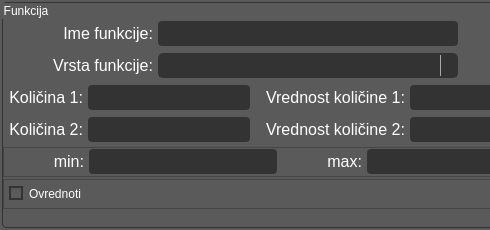
Qt form function_item.ui (pyMrak/DataProcessorGUI) before a commit; both pictures show x 0 to 490 and y 0 to 230 of the 747 by 230 pixel window.
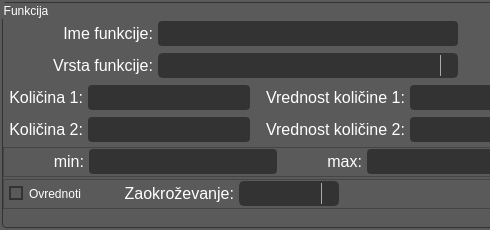
The same form after that commit. Icons and pictures are not drawn.

Commit message: Series function "newName" parameter implemented.

```diff
--- a/function_item.ui
+++ b/function_item.ui
@@ -1289,7 +1289,7 @@
            <widget class="QCheckBox" name="cb_evaluate">
             <property name="minimumSize">
              <size>
-              <width>80</width>
+              <width>100</width>
               <height>0</height>
              </size>
             </property>
@@ -1339,6 +1339,156 @@
             </property>
            </widget>
           </item>
+          <item>
+           <widget class="QLabel" name="lab_series_function_load">
+            <property name="minimumSize">
+             <size>
+              <width>120</width>
+              <height>20</height>
+             </size>
+            </property>
+            <property name="maximumSize">
+             <size>
+              <width>120</width>
+              <height>30</height>
+             </size>
+            </property>
+            <property name="font">
+             <font>
+              <family>Segoe UI</family>
+              <pointsize>16</pointsize>
+             </font>
+            </property>
+            <property name="styleSheet">
+             <string notr="true">color:rgb(255,255,255);</string>
+            </property>
+            <property name="text">
+             <string>&lt;html&gt;&lt;head/&gt;&lt;body&gt;&lt;p&gt;&lt;span style=&quot; font-size:12pt; color:#ffffff;&quot;&gt;Zaokroževanje:&lt;/span&gt;&lt;/p&gt;&lt;/body&gt;&lt;/html&gt;</string>
+            </property>
+            <property name="alignment">
+             <set>Qt::AlignRight|Qt::AlignTrailing|Qt::AlignVCenter</set>
+            </property>
+           </widget>
+          </item>
+          <item>
+           <widget class="QComboBox" name="combo_rounding_function">
+            <property name="minimumSize">
+             <size>
+              <width>100</width>
+              <height>25</height>
+             </size>
+            </property>
+            <property name="maximumSize">
+             <size>
+              <width>100</width>
+              <height>25</height>
+             </size>
+            </property>
+            <property name="font">
+             <font>
+              <family>Segoe UI</family>
+              <pointsize>10</pointsize>
+             </font>
+            </property>
+            <property name="styleSheet">
+             <string notr="true">QComboBox {
+	border: 2px solid rgb(51,51,51);
+	border-radius: 5px;	
+	color:rgb(255,255,255);
+	background-color: rgb(51,51,51);
+}
+
+QComboBox:hover {
+	border: 2px solid rgb(0,143,170);
+	border-radius: 5px;	
+	color:rgb(255,255,255);
+	background-color: rgb(0,143,170);
+}
+
+QComboBox:!editable, QComboBox::drop-down:editable {
+	background: rgb(51,51,51);
+}
+
+QComboBox:!editable:on, QComboBox::drop-down:editable:on {
+    background:rgb(51,51,51);
+}
+
+QComboBox:on { /* shift the text when the popup opens */
+    padding-top: 3px;
+    padding-left: 4px;
+}
+
+QComboBox::drop-down {
+    subcontrol-origin: padding;
+    subcontrol-position: top right;
+    width: 15px;
+
+    border-left-width: 1px;
+    border-left-color: darkgray;
+    border-left-style: solid; /* just a single line */
+    border-top-right-radius: 5px; /* same radius as the QComboBox */
+    border-bottom-right-radius: 5px;
+}
+
+QComboBox::down-arrow {
+    image: url(icons/1x/arrow.png);
+}
+
+QComboBox::down-arrow:on { /* shift the arrow when popup is open */
+    top: 1px;
+    left: 1px;
+}
+
+QComboBox::drop-down {
+    background:rgb(51,51,51);
+}
+
+</string>
+            </property>
+            <property name="currentIndex">
+             <number>0</number>
+            </property>
+            <property name="sizeAdjustPolicy">
+             <enum>QComboBox::AdjustToContents</enum>
+            </property>
+            <property name="frame">
+             <bool>false</bool>
+            </property>
+            <property name="modelColumn">
+             <number>0</number>
+            </property>
+            <item>
+             <property name="text">
+              <string/>
+             </property>
+            </item>
+            <item>
+             <property name="text">
+              <string>1</string>
+             </property>
+            </item>
+            <item>
+             <property name="text">
+              <string>0,1</string>
+             </property>
+            </item>
+            <item>
+             <property name="text">
+              <string>0,01</string>
+             </property>
+            </item>
+            <item>
+             <property name="text">
+              <string>0,001</string>
+             </property>
+            </item>
+            <item>
+             <property name="text">
+              <string>0,0001</string>
+             </property>
+            </item>
+           </widget>
+          </item>
           <item>
            <spacer name="horizontalSpacer_6">
             <property name="orientation">
```
The commit also changes 3 other files.
